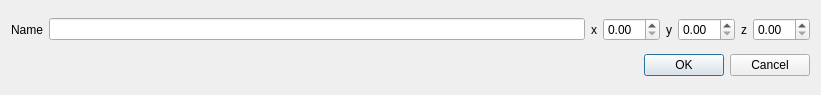
The window that src/gui/dialogs/AddLocation.ui (rock-planning/planning-templ) describes before a commit, drawn with Qt 5.
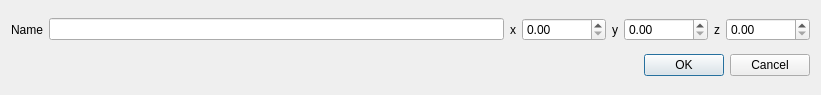
The same window after the commit.

Commit message: mission_editor: increase value limit for locations

```diff
--- a/src/gui/dialogs/AddLocation.ui
+++ b/src/gui/dialogs/AddLocation.ui
@@ -34,7 +34,14 @@
       </widget>
      </item>
      <item>
-      <widget class="QDoubleSpinBox" name="doubleSpinBoxX"/>
+      <widget class="QDoubleSpinBox" name="doubleSpinBoxX">
+       <property name="decimals">
+        <number>2</number>
+       </property>
+       <property name="maximum">
+        <double>1000000.000000000000000</double>
+       </property>
+      </widget>
      </item>
      <item>
       <widget class="QLabel" name="labelY">
@@ -44,7 +51,11 @@
       </widget>
      </item>
      <item>
-      <widget class="QDoubleSpinBox" name="doubleSpinBoxY"/>
+      <widget class="QDoubleSpinBox" name="doubleSpinBoxY">
+       <property name="maximum">
+        <double>1000000.000000000000000</double>
+       </property>
+      </widget>
      </item>
      <item>
       <widget class="QLabel" name="labelZ">
@@ -54,7 +65,11 @@
       </widget>
      </item>
      <item>
-      <widget class="QDoubleSpinBox" name="doubleSpinBoxZ"/>
+      <widget class="QDoubleSpinBox" name="doubleSpinBoxZ">
+       <property name="maximum">
+        <double>1000000.000000000000000</double>
+       </property>
+      </widget>
      </item>
     </layout>
    </item>
```
